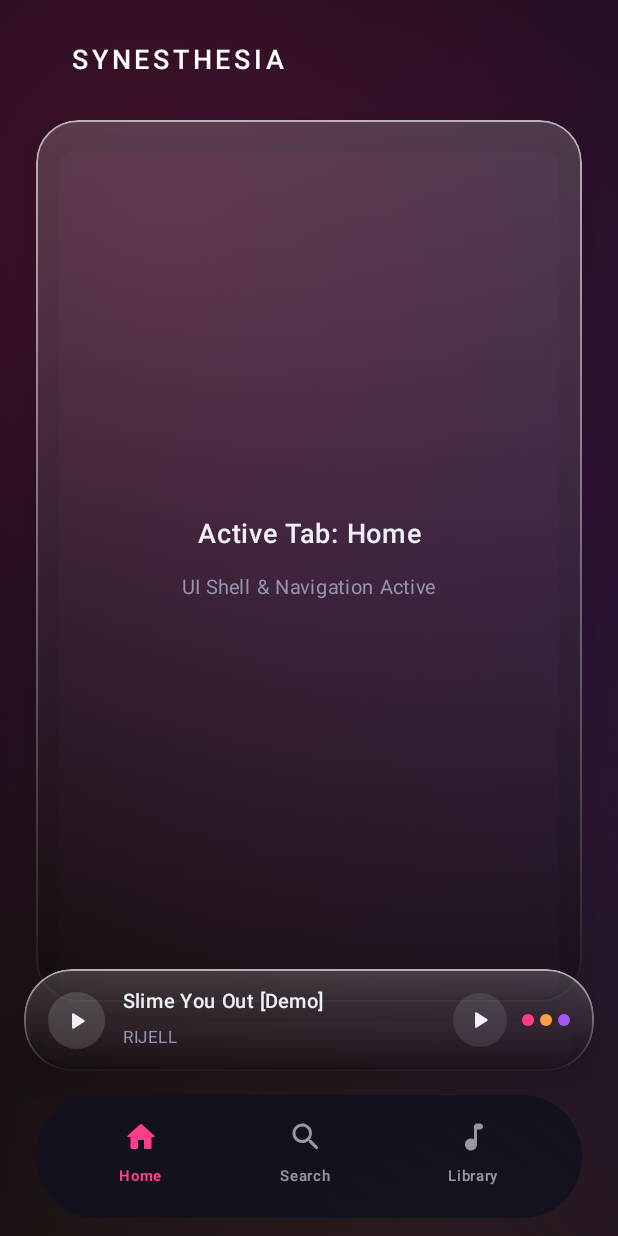
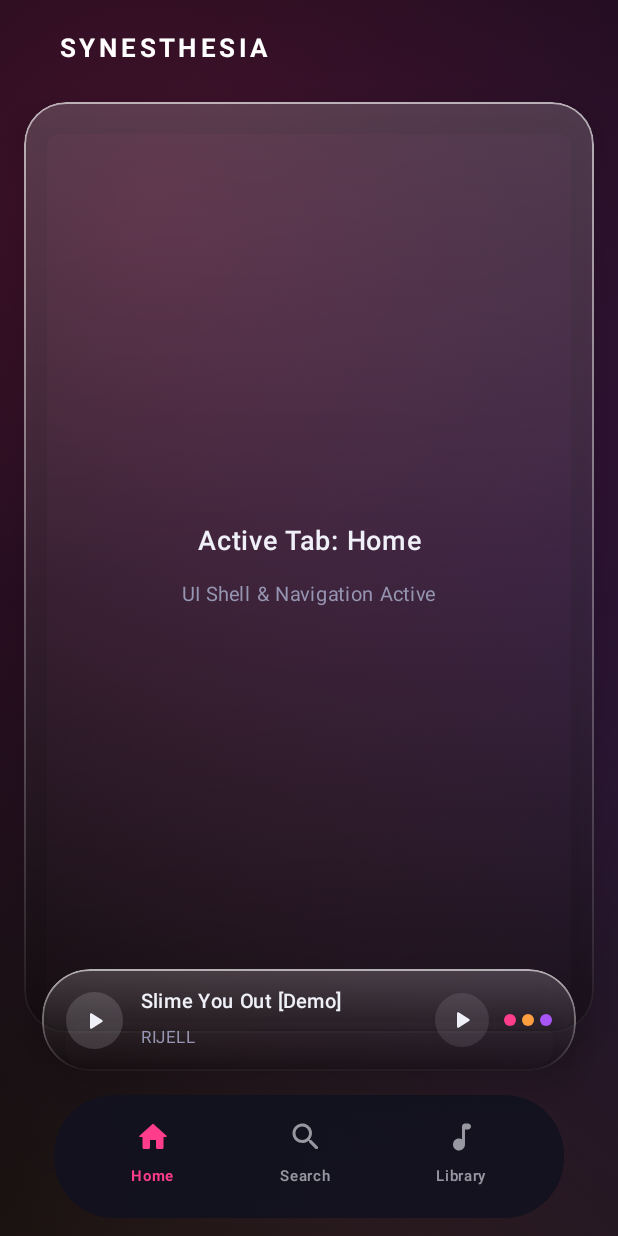
Before and after one commit to hmzzwrld/synesthesia-android, an Android app built with Jetpack Compose: the screen it shows after launch (MainActivity), on a phone screen of 412 x 824 dp. Run offline under Robolectric (Android 15) with nearby library versions, the phone set to English and light mode, and no system bars.

Commit message:
Refactor padding and text properties in MainActivity

```diff
--- a/app/src/main/java/com/synesthesia/mobile/MainActivity.kt
+++ b/app/src/main/java/com/synesthesia/mobile/MainActivity.kt
@@ -47,23 +47,24 @@ class MainActivity : ComponentActivity() {
                         Column(
                             modifier = Modifier
                                 .fillMaxSize()
-                                .padding(horizontal = 24.dp, vertical = 16.dp)
-                                .padding(bottom = 140.dp),
+                                .padding(horizontal = 16.dp)
+                                .padding(top = 8.dp, bottom = 135.dp),
                             horizontalAlignment = Alignment.Start,
-                            verticalArrangement = Arrangement.spacedBy(16.dp)
+                            verticalArrangement = Arrangement.spacedBy(12.dp)
                         ) {
+                            // Header with 3.sp tracking and Bold weight
                             Text(
                                 text = "SYNESTHESIA",
                                 color = Color.White,
-                            fontSize = 18.sp,
-                          fontWeight = FontWeight.SemiBold,
-                          letterSpacing = 2.5.sp, // Gives it that wide Apple-style header spacing
+                                fontSize = 17.sp,
+                                fontWeight = FontWeight.Bold,
+                                letterSpacing = 3.sp,
                                 modifier = Modifier
                                     .fillMaxWidth()
                                     .padding(horizontal = 24.dp, vertical = 12.dp)
                             )
 
-
+                            // Expanded Full-Screen Active Tab Container
                             Box(
                                 modifier = Modifier
                                     .fillMaxWidth()
@@ -99,6 +100,7 @@ class MainActivity : ComponentActivity() {
                             modifier = Modifier
                                 .align(Alignment.BottomCenter)
                                 .fillMaxWidth()
+                                .padding(horizontal = 12.dp)
                         ) {
                             DynamicIslandMiniPlayer(
                                 currentTitle = currentTitle,
```
Lines whose indentation alone changed are shown as unchanged.
